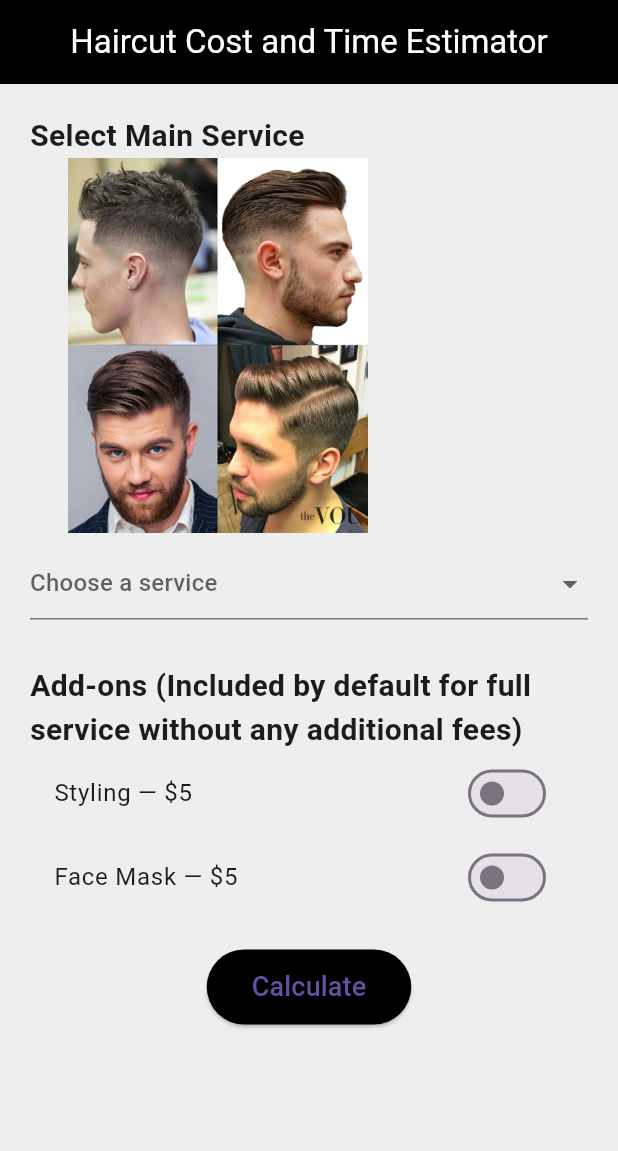
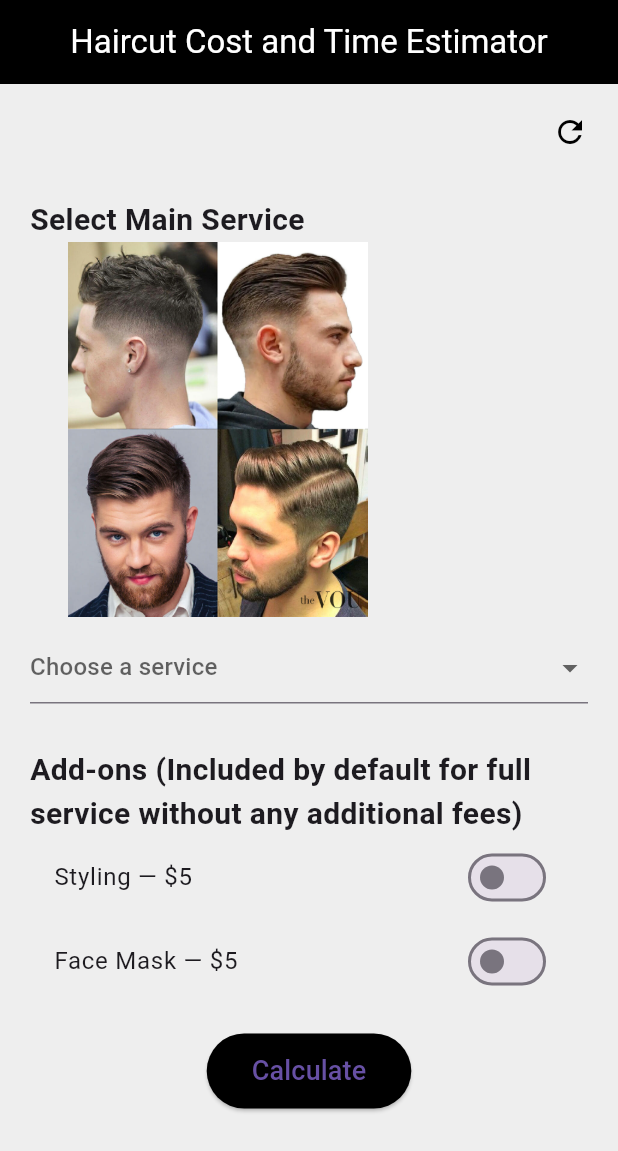
Before and after one commit to overolls/haircut-service, a Flutter app: the screen it shows after launch, on a phone screen of 412 x 824 dp. Shown: the top 1151 px of the screen. Run offline on Flutter 3.47's test engine with Material 3 defaults, Android fonts, the phone set to English and light mode, and no system bars.

Commit message:
Adding a reset selection button at the top right of the homepage

```diff
--- a/lib/home.dart
+++ b/lib/home.dart
@@ -3,6 +3,7 @@
 
 import 'package:flutter/material.dart';
 import 'pricing.dart';
+import 'reset_selection.dart';
 
 class HomePage extends StatefulWidget {
   const HomePage({super.key});
@@ -33,6 +34,16 @@ class _HomePageState extends State<HomePage> {
     });
   }
 
+    void resetSelections() {
+    setState(() {
+      selectedService = null;
+      styling = false;
+      faceMask = false;
+      totalPrice = 0;
+      totalTime = 0;
+    });
+  }
+
   @override
   Widget build(BuildContext context) {
     bool addonsEnabled = selectedService != "Full Service";
@@ -40,25 +51,43 @@ class _HomePageState extends State<HomePage> {
     return Scaffold(
       backgroundColor: Colors.grey.shade200,
       appBar: AppBar(
-        title: const Text("Haircut Cost and Time Estimator", style: TextStyle(color: Colors.white)),
+        title: const Text("Haircut Cost and Time Estimator",
+            style: TextStyle(color: Colors.white)),
         centerTitle: true,
         backgroundColor: Colors.black,
       ),
-      body: SingleChildScrollView(
+
+      body: Column(
+        children: [
+          Align(
+            alignment: Alignment.topRight,
+            child: Padding(
+              padding: const EdgeInsets.only(right: 8, top: 8),
+              child: ResetSelectionButton(
+                onReset: resetSelections,
+              ),
+            ),
+          ),
+
+
+          Expanded(
+            child: SingleChildScrollView(
               padding: const EdgeInsets.all(20),
-
-        child:
-        Column(
+              child: Column(
                 crossAxisAlignment: CrossAxisAlignment.start,
                 children: [
                   const Text(
                     "Select Main Service",
                     style: TextStyle(fontSize: 20, fontWeight: FontWeight.bold),
                   ),
-            Image.asset('assets/haircuts.jpg', width: 250, height: 250)
-            ,const SizedBox(height: 10),
+
+                  Image.asset('assets/haircuts.jpg',
+                      width: 250, height: 250),
+
+                  const SizedBox(height: 10),
+
                   DropdownButtonFormField(
-              initialValue: selectedService,
+                    value: selectedService,
                     hint: const Text("Choose a service"),
                     items: const [
                       DropdownMenuItem(
@@ -68,7 +97,6 @@ class _HomePageState extends State<HomePage> {
                       DropdownMenuItem(
                           value: "Full Service",
                           child: Text("Full Service — \$15")),
-
                     ],
                     onChanged: (value) {
                       setState(() {
@@ -77,7 +105,6 @@ class _HomePageState extends State<HomePage> {
                         if (value == "Full Service") {
                           styling = false;
                           faceMask = false;
-
                         }
                       });
                     },
@@ -93,17 +120,15 @@ class _HomePageState extends State<HomePage> {
                   SwitchListTile(
                     title: const Text("Styling — \$5"),
                     value: styling,
-              onChanged: addonsEnabled
-                  ? (v) => setState(() => styling = v)
-                  : null,
+                    onChanged:
+                    addonsEnabled ? (v) => setState(() => styling = v) : null,
                   ),
 
                   SwitchListTile(
                     title: const Text("Face Mask — \$5"),
                     value: faceMask,
-              onChanged: addonsEnabled
-                  ? (v) => setState(() => faceMask = v)
-                  : null,
+                    onChanged:
+                    addonsEnabled ? (v) => setState(() => faceMask = v) : null,
                   ),
 
                   const SizedBox(height: 20),
@@ -151,6 +176,9 @@ class _HomePageState extends State<HomePage> {
                 ],
               ),
             ),
+          ),
+        ],
+      ),
     );
   }
 }
--- a/lib/pricing.dart
+++ b/lib/pricing.dart
@@ -3,10 +3,10 @@
 
 
 class Pricing {
-  static Map<String, int> _servicePrices = { "Haircut": 10, "Beard": 5, "Full Service": 15,
+  static final Map<String, int> _servicePrices = { "Haircut": 10, "Beard": 5, "Full Service": 15,
 };
 
-  static Map<String, int> _serviceTimes = {
+  static final Map<String, int> _serviceTimes = {
     "Haircut": 20,
     "Beard": 10,
     "Full Service": 30,
--- /dev/null
+++ b/lib/reset_selection.dart
@@ -0,0 +1,16 @@
+import 'package:flutter/material.dart';
+
+class ResetSelectionButton extends StatelessWidget {
+  final VoidCallback onReset;
+
+  const ResetSelectionButton({super.key, required this.onReset});
+
+  @override
+  Widget build(BuildContext context) {
+    return IconButton(
+      icon: const Icon(Icons.refresh, color: Colors.black),
+      tooltip: "Reset selections",
+      onPressed: onReset,
+    );
+  }
+}
```
Also changed, not shown: 1 other file. Lines whose indentation alone changed are shown as unchanged.
